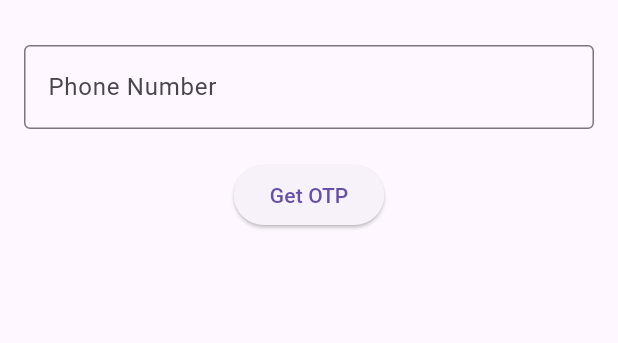
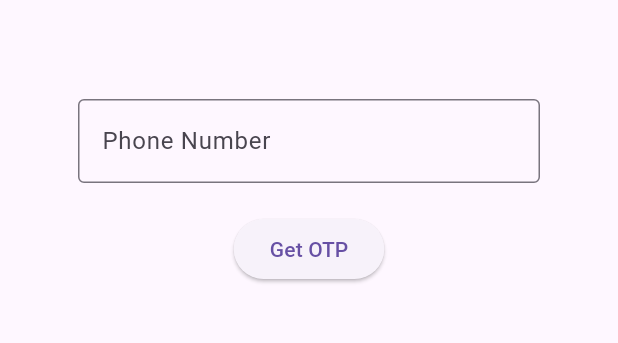
Before and after one commit to kosac-tech/delivery_App, a Flutter app: the screen it shows after launch, on a phone screen of 412 x 824 dp, the part 63-406 px from its top. Run offline on Flutter 3.47's test engine with Material 3 defaults, Android fonts, the phone set to English and light mode, and no system bars; our stand-ins replace firebase_auth, firebase_core; accounts and stored records are empty.

```diff
--- a/lib/phone_login_screen.dart
+++ b/lib/phone_login_screen.dart
@@ -43,7 +43,7 @@ class _PhoneLoginScreenState extends State<PhoneLoginScreen> {
     return Scaffold(
       appBar: AppBar(title: Text('Kosac Delivery Login')),
       body: Padding(
-        padding: const EdgeInsets.all(16.0),
+        padding: const EdgeInsets.all(52.0),
         child: Column(
           children: [
             TextField(
```
